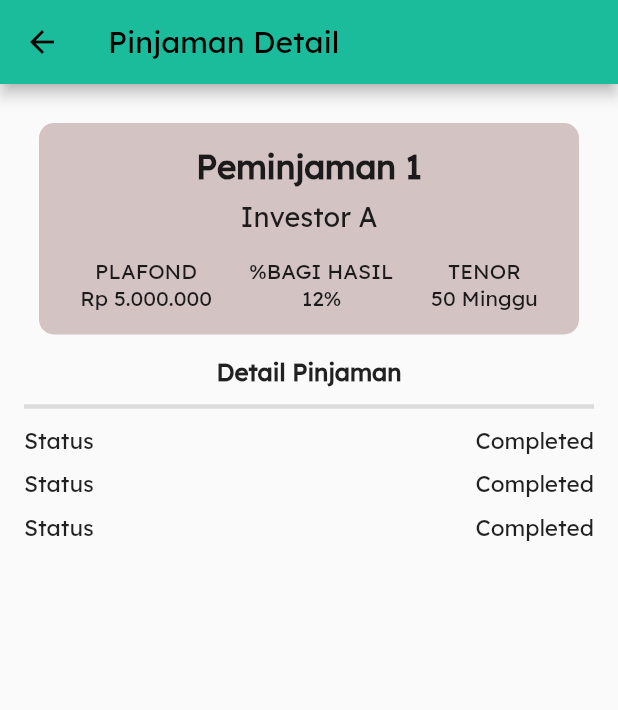
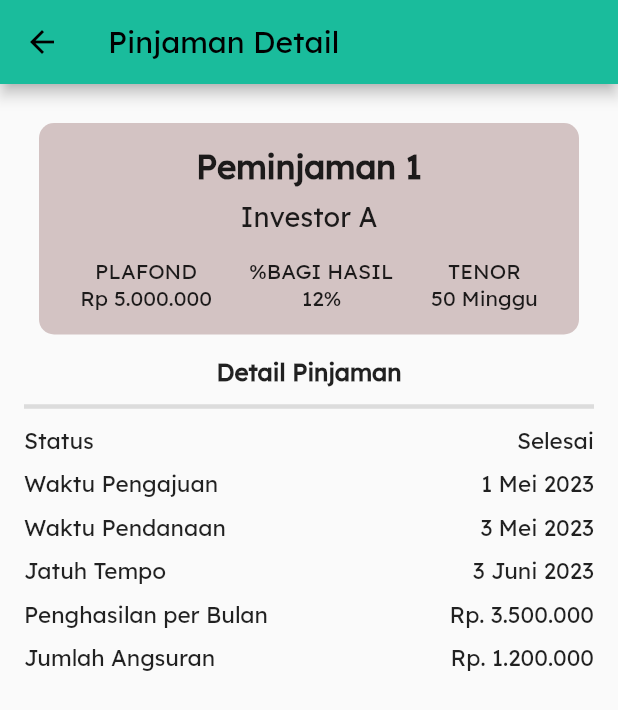
Before and after one commit to najmharani/P2P-Lending-UMKM-Kelompok-4-Pemrograman-Visual, a Flutter app: the HistoryPinjamanDetailsScreen screen opened directly with empty values, on a phone screen of 412 x 824 dp. Shown: the top 710 px of the screen. Run offline on Flutter 3.47's test engine with Material 2 defaults, Android fonts, the phone set to English and light mode, and no system bars; our stand-ins replace flutter_bloc.

Commit message:
pinjaman_change

```diff
--- a/lib/borrower/pages/pinjaman_borrower.dart
+++ b/lib/borrower/pages/pinjaman_borrower.dart
@@ -195,7 +195,7 @@ class HistoryPinjamanDetailsScreen extends StatelessWidget {
                     ),
                     SizedBox(width: 10),
                     Text(
-                      'Completed',
+                      'Selesai',
                       style: TextStyle(fontSize: 15),
                     ),
                   ],
@@ -205,12 +205,12 @@ class HistoryPinjamanDetailsScreen extends StatelessWidget {
                   mainAxisAlignment: MainAxisAlignment.spaceBetween,
                   children: [
                     Text(
-                      'Status',
+                      'Waktu Pengajuan',
                       style: TextStyle(fontSize: 15),
                     ),
                     SizedBox(width: 10),
                     Text(
-                      'Completed',
+                      '1 Mei 2023',
                       style: TextStyle(fontSize: 15),
                     ),
                   ],
@@ -220,12 +220,57 @@ class HistoryPinjamanDetailsScreen extends StatelessWidget {
                   mainAxisAlignment: MainAxisAlignment.spaceBetween,
                   children: [
                     Text(
-                      'Status',
+                      'Waktu Pendanaan',
                       style: TextStyle(fontSize: 15),
                     ),
                     SizedBox(width: 10),
                     Text(
-                      'Completed',
+                      '3 Mei 2023',
+                      style: TextStyle(fontSize: 15),
+                    ),
+                  ],
+                ),
+                SizedBox(height: 10),
+                Row(
+                  mainAxisAlignment: MainAxisAlignment.spaceBetween,
+                  children: [
+                    Text(
+                      'Jatuh Tempo',
+                      style: TextStyle(fontSize: 15),
+                    ),
+                    SizedBox(width: 10),
+                    Text(
+                      '3 Juni 2023',
+                      style: TextStyle(fontSize: 15),
+                    ),
+                  ],
+                ),
+                SizedBox(height: 10),
+                Row(
+                  mainAxisAlignment: MainAxisAlignment.spaceBetween,
+                  children: [
+                    Text(
+                      'Penghasilan per Bulan',
+                      style: TextStyle(fontSize: 15),
+                    ),
+                    SizedBox(width: 10),
+                    Text(
+                      'Rp. 3.500.000',
+                      style: TextStyle(fontSize: 15),
+                    ),
+                  ],
+                ),
+                SizedBox(height: 10),
+                Row(
+                  mainAxisAlignment: MainAxisAlignment.spaceBetween,
+                  children: [
+                    Text(
+                      'Jumlah Angsuran',
+                      style: TextStyle(fontSize: 15),
+                    ),
+                    SizedBox(width: 10),
+                    Text(
+                      'Rp. 1.200.000',
                       style: TextStyle(fontSize: 15),
                     ),
                   ],
```
